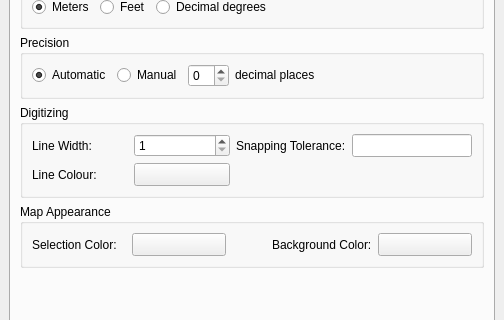
The window that src/ui/qgsprojectpropertiesbase.ui (kadas-albireo/kadas-albireo) describes before a commit, drawn with Qt 5; both pictures show x 0 to 504 and y 143 to 463 of the 504 by 550 pixel window.
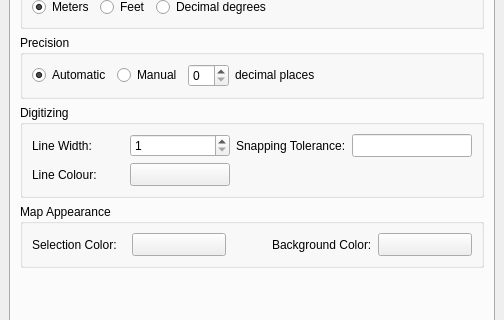
The same window after the commit. Icons and pictures are not drawn. Custom widgets are drawn as their Qt base class.

Patch:
```diff
--- a/src/ui/qgsprojectpropertiesbase.ui
+++ b/src/ui/qgsprojectpropertiesbase.ui
@@ -241,7 +241,7 @@
             </property>
             <property name="minimumSize" >
              <size>
-              <width>0</width>
+              <width>100</width>
               <height>22</height>
              </size>
             </property>
```
Left out of the diff: 8 changed lines with no effect on the pictures.
